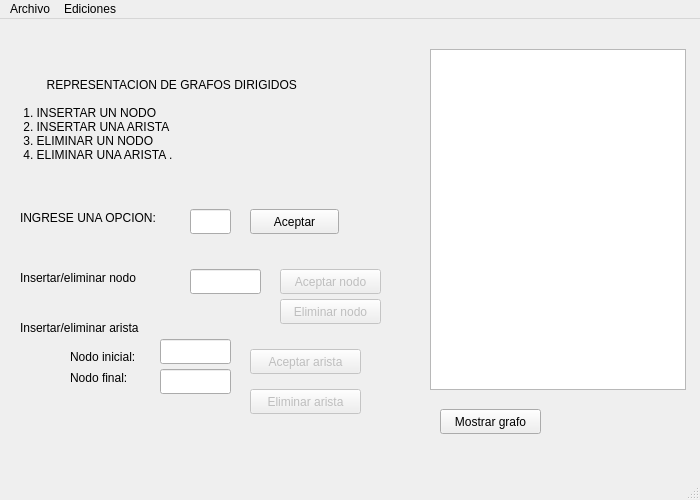
Above: Client/mainwindow.ui from davidaqc/Proyectos-C- before the change. Below: the same form after it.
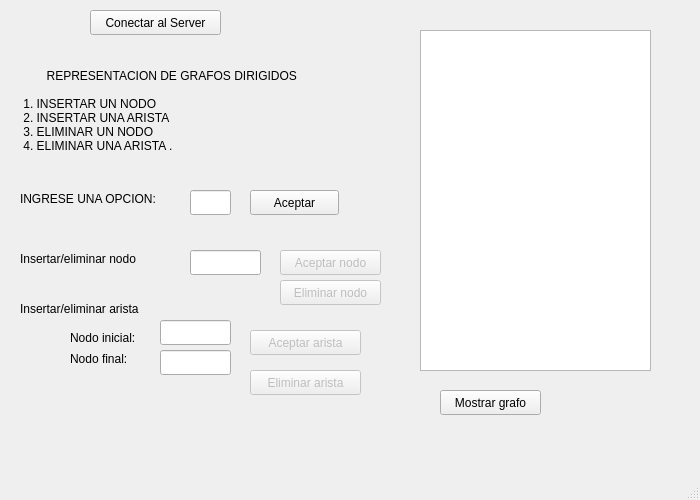
That is the form after the change.

What changed in the file:
```diff
--- a/Client/mainwindow.ui
+++ b/Client/mainwindow.ui
@@ -21,9 +21,9 @@
     <property name="geometry">
      <rect>
       <x>20</x>
-      <y>10</y>
+      <y>40</y>
       <width>321</width>
-      <height>181</height>
+      <height>141</height>
      </rect>
     </property>
     <property name="text">
@@ -220,9 +220,9 @@
    <widget class="QTableWidget" name="tableWidget">
     <property name="geometry">
      <rect>
-      <x>430</x>
+      <x>420</x>
       <y>30</y>
-      <width>256</width>
+      <width>231</width>
       <height>341</height>
      </rect>
     </property>
@@ -240,6 +240,19 @@
      <string>Mostrar grafo</string>
     </property>
    </widget>
+   <widget class="QPushButton" name="pushButton_5">
+    <property name="geometry">
+     <rect>
+      <x>90</x>
+      <y>10</y>
+      <width>131</width>
+      <height>25</height>
+     </rect>
+    </property>
+    <property name="text">
+     <string>Conectar al Server</string>
+    </property>
+   </widget>
   </widget>
   <widget class="QMenuBar" name="menubar">
    <property name="geometry">
@@ -250,20 +263,6 @@
      <height>22</height>
     </rect>
    </property>
-   <widget class="QMenu" name="menuArchivo">
-    <property name="title">
-     <string>Archivo</string>
-    </property>
-    <addaction name="actionSalir"/>
-   </widget>
-   <widget class="QMenu" name="menuEdiciones">
-    <property name="title">
-     <string>Ediciones</string>
-    </property>
-    <addaction name="actionVentana_1"/>
-   </widget>
-   <addaction name="menuArchivo"/>
-   <addaction name="menuEdiciones"/>
   </widget>
   <widget class="QStatusBar" name="statusbar"/>
   <action name="actionSalir">
```
Left out of the diff: 10 changed lines with no effect on the pictures.
